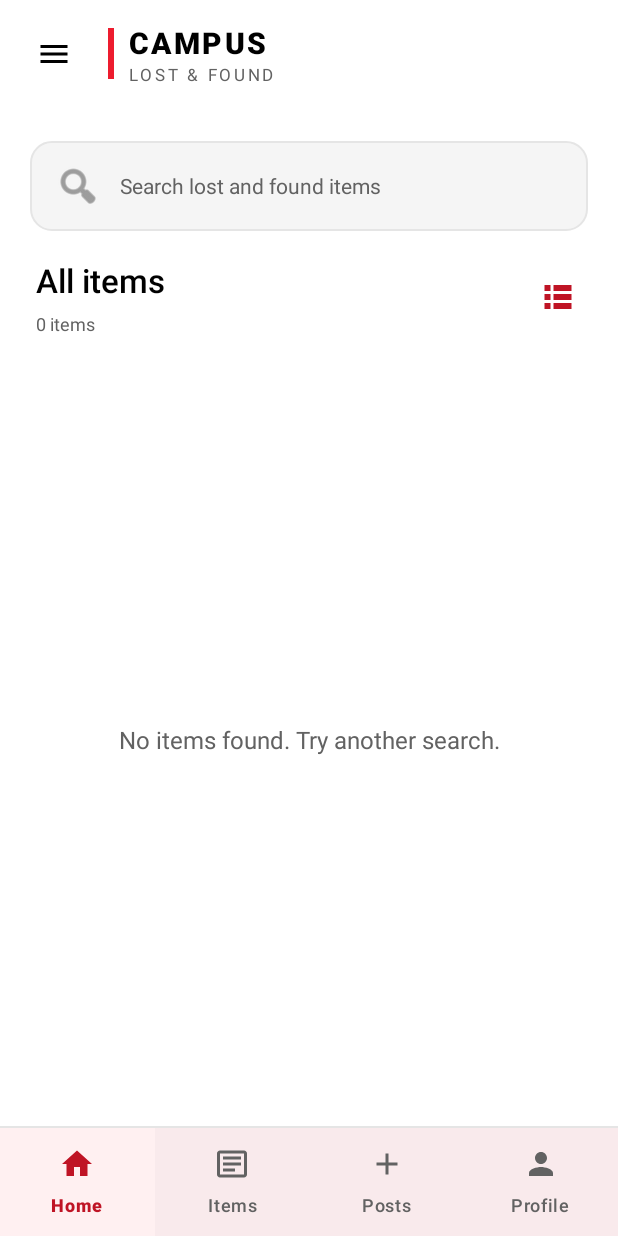
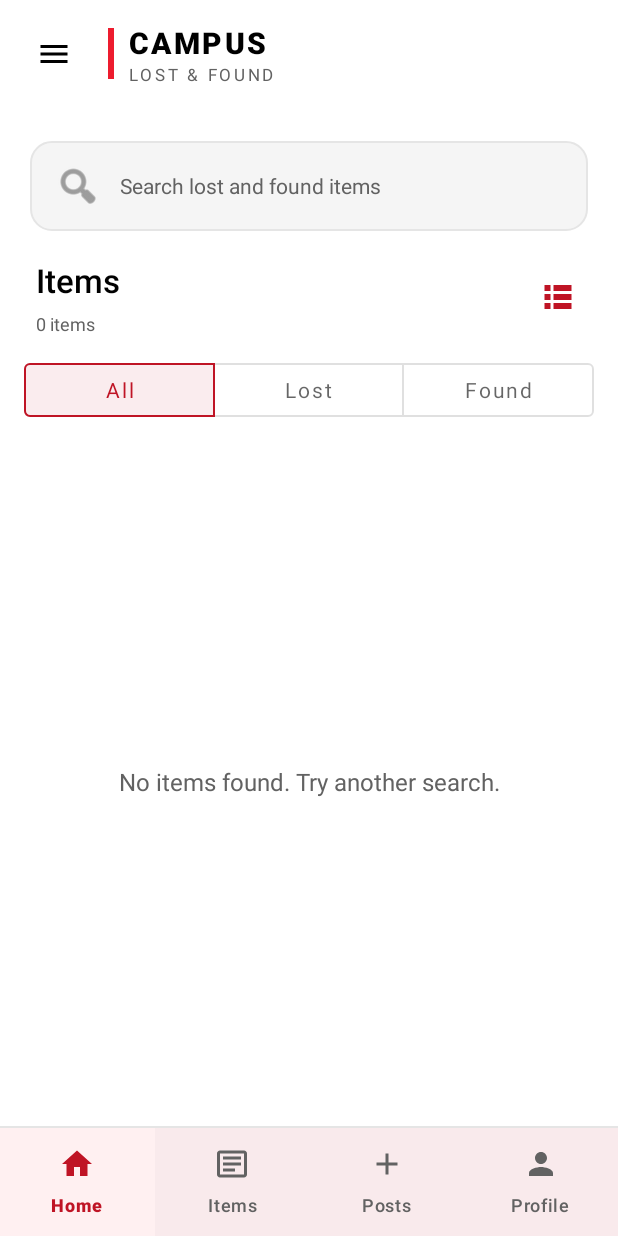
Before and after one commit to COS30017-Software-Development/COS30017-Development-Project, an Android app: the screen it shows after launch (MainActivity), in the side drawer, after a tap on "Search", on a phone screen of 412 x 824 dp. Run offline under Robolectric (Android 15) with nearby library versions, the phone set to English and light mode, and no system bars; our stand-ins replace Firebase (no records; nobody signed in at launch, a user with empty details on screens opened directly), Room's generated code.

Commit message:
edit items page filter

```diff
--- a/app/src/main/java/com/example/cos30017developmentproject/MainActivity.kt
+++ b/app/src/main/java/com/example/cos30017developmentproject/MainActivity.kt
@@ -154,12 +154,14 @@ class MainActivity : AppCompatActivity() {
 			if (item.itemId == R.id.drawer_home) {
 				bottomNavigation.selectedItemId = R.id.nav_home
 				scrollHomeToTop()
+			} else if (item.itemId == R.id.drawer_items) {
+				showItems(ItemFilter.ALL, R.id.drawer_items)
 			} else if (item.itemId == R.id.drawer_lost) {
 				showItems(ItemFilter.LOST)
 			} else if (item.itemId == R.id.drawer_found) {
 				showItems(ItemFilter.FOUND)
 			} else if (item.itemId == R.id.drawer_search) {
-				showItems(ItemFilter.ALL)
+				showItems(ItemFilter.ALL, R.id.drawer_search)
 				itemsPage.focusSearch()
 			} else if (item.itemId == R.id.drawer_post) {
 				openPost()
@@ -194,12 +196,12 @@ class MainActivity : AppCompatActivity() {
 		updateBackCallback()
 	}
 
-	private fun showItems(filter: ItemFilter) {
+	private fun showItems(filter: ItemFilter, selectedDrawerItem: Int? = null) {
 		itemsPage.setFilter(filter)
 		showPage(true)
 		sideNavigation.setCheckedItem(
-			when (filter) {
-				ItemFilter.ALL -> R.id.drawer_search
+			selectedDrawerItem ?: when (filter) {
+				ItemFilter.ALL -> R.id.drawer_items
 				ItemFilter.LOST -> R.id.drawer_lost
 				ItemFilter.FOUND -> R.id.drawer_found
 			}
--- a/app/src/main/java/com/example/cos30017developmentproject/ui/items/ItemsPage.kt
+++ b/app/src/main/java/com/example/cos30017developmentproject/ui/items/ItemsPage.kt
@@ -24,12 +24,23 @@ import com.example.cos30017developmentproject.data.remote.FirestoreItemRepositor
 import com.example.cos30017developmentproject.ui.home.ItemCardAdapter
 import com.example.cos30017developmentproject.ui.home.ItemCard
 import com.example.cos30017developmentproject.ui.home.toItemCard
+import com.google.android.material.button.MaterialButtonToggleGroup
 import kotlinx.coroutines.Job
 import kotlinx.coroutines.flow.catch
 import kotlinx.coroutines.flow.map
 import kotlinx.coroutines.launch
 
-enum class ItemFilter { ALL, LOST, FOUND }
+enum class ItemFilter {
+	ALL,
+	LOST,
+	FOUND;
+
+	fun includes(itemType: String): Boolean = when (this) {
+		ALL -> true
+		LOST -> itemType == FirestoreItemRepository.TYPE_LOST
+		FOUND -> itemType == FirestoreItemRepository.TYPE_FOUND
+	}
+}
 
 class ItemsPage(
 	private val view: View,
@@ -41,6 +52,7 @@ class ItemsPage(
 	private val insetsController = WindowCompat.getInsetsController(window, view)
 	private val search = view.findViewById<EditText>(R.id.items_search)
 	private val list = view.findViewById<RecyclerView>(R.id.items_list)
+	private val filterGroup = view.findViewById<MaterialButtonToggleGroup>(R.id.items_filter_group)
 	private val toggle = view.findViewById<ImageButton>(R.id.toggle_item_layout)
 	private val previous = view.findViewById<ImageButton>(R.id.previous_page)
 	private val next = view.findViewById<ImageButton>(R.id.next_page)
@@ -63,6 +75,10 @@ class ItemsPage(
 	init {
 		list.layoutManager = layout
 		list.adapter = adapter
+		filterGroup.check(filterButtonId(filter))
+		filterGroup.addOnButtonCheckedListener { _, checkedId, isChecked ->
+			if (isChecked) filterForButton(checkedId)?.let(::setFilter)
+		}
 		search.setText(savedState?.getString("items.query").orEmpty())
 		search.doAfterTextChanged {
 			pagination.search(it.toString())
@@ -85,9 +101,10 @@ class ItemsPage(
 	}
 
 	fun setFilter(newFilter: ItemFilter) {
-		if (filter == newFilter) return
+		val changed = filter != newFilter
 		filter = newFilter
-		observeItems()
+		filterGroup.check(filterButtonId(newFilter))
+		if (changed) observeItems()
 	}
 
 	fun focusSearch() {
@@ -114,11 +131,7 @@ class ItemsPage(
 				}
 				.map { items ->
 					items.filter { item ->
-						when (filter) {
-							ItemFilter.ALL -> true
-							ItemFilter.LOST -> item.type == FirestoreItemRepository.TYPE_LOST
-							ItemFilter.FOUND -> item.type == FirestoreItemRepository.TYPE_FOUND
-						}
+						filter.includes(item.type)
 					}.map { it.toItemCard(context) }
 				}
 				.collect { items ->
@@ -136,6 +149,19 @@ class ItemsPage(
 	private fun changePage(offset: Int) {
 		pagination.goToPage(pagination.pageIndex + offset)
 		render()
+	}
+
+	private fun filterButtonId(filter: ItemFilter): Int = when (filter) {
+		ItemFilter.ALL -> R.id.items_filter_all
+		ItemFilter.LOST -> R.id.items_filter_lost
+		ItemFilter.FOUND -> R.id.items_filter_found
+	}
+
+	private fun filterForButton(buttonId: Int): ItemFilter? = when (buttonId) {
+		R.id.items_filter_all -> ItemFilter.ALL
+		R.id.items_filter_lost -> ItemFilter.LOST
+		R.id.items_filter_found -> ItemFilter.FOUND
+		else -> null
 	}
 
 	private fun render() {
--- a/app/src/main/res/layout/page_items.xml
+++ b/app/src/main/res/layout/page_items.xml
@@ -30,7 +30,7 @@
 				style = "@style/Campus.SectionTitle"
 				android:layout_width = "match_parent"
 				android:layout_height = "wrap_content"
-				android:text = "@string/all_items" />
+				android:text = "@string/items" />
 
 			<TextView
 				android:id = "@+id/items_result_count"
@@ -51,6 +51,47 @@
 			android:src = "@drawable/ic_view_list"
 			app:tint = "@color/brand_red_accessible" />
 	</LinearLayout >
+
+	<com.google.android.material.button.MaterialButtonToggleGroup
+		android:id = "@+id/items_filter_group"
+		android:layout_width = "match_parent"
+		android:layout_height = "wrap_content"
+		android:layout_marginHorizontal = "16dp"
+		android:layout_marginBottom = "8dp"
+		app:selectionRequired = "true"
+		app:singleSelection = "true" >
+
+		<com.google.android.material.button.MaterialButton
+			android:id = "@+id/items_filter_all"
+			style = "@style/Widget.MaterialComponents.Button.OutlinedButton"
+			android:layout_width = "0dp"
+			android:layout_height = "wrap_content"
+			android:layout_weight = "1"
+			android:checked = "true"
+			android:minHeight = "48dp"
+			android:text = "@string/item_filter_all"
+			android:textAllCaps = "false" />
+
+		<com.google.android.material.button.MaterialButton
+			android:id = "@+id/items_filter_lost"
+			style = "@style/Widget.MaterialComponents.Button.OutlinedButton"
+			android:layout_width = "0dp"
+			android:layout_height = "wrap_content"
+			android:layout_weight = "1"
+			android:minHeight = "48dp"
+			android:text = "@string/lost"
+			android:textAllCaps = "false" />
+
+		<com.google.android.material.button.MaterialButton
+			android:id = "@+id/items_filter_found"
+			style = "@style/Widget.MaterialComponents.Button.OutlinedButton"
+			android:layout_width = "0dp"
+			android:layout_height = "wrap_content"
+			android:layout_weight = "1"
+			android:minHeight = "48dp"
+			android:text = "@string/found"
+			android:textAllCaps = "false" />
+	</com.google.android.material.button.MaterialButtonToggleGroup>
 
 	<FrameLayout
 		android:layout_width = "match_parent"
--- a/app/src/main/res/menu/drawer_navigation.xml
+++ b/app/src/main/res/menu/drawer_navigation.xml
@@ -4,6 +4,10 @@
 			android:id = "@+id/drawer_home"
 			android:icon = "@drawable/ic_home"
 			android:title = "@string/home" />
+		<item
+			android:id = "@+id/drawer_items"
+			android:icon = "@drawable/ic_items"
+			android:title = "@string/items" />
 		<item
 			android:id = "@+id/drawer_lost"
 			android:icon = "@drawable/ic_lost"
--- a/app/src/main/res/values/strings.xml
+++ b/app/src/main/res/values/strings.xml
@@ -143,6 +143,7 @@ Bring it home.</string >
 	<string name="item_posted">Item posted.</string>
 	<string name="item_type_label">Item type</string>
 	<string name="item_type_required">Select Lost or Found before posting.</string>
+	<string name="item_filter_all">All</string>
 	<string name="my_posts">My Posts</string>
 	<string name="my_posts_title">My posts</string>
 	<string name="my_posts_empty">You have not posted any items.</string>
```
Also changed, not shown: 2 other files.
